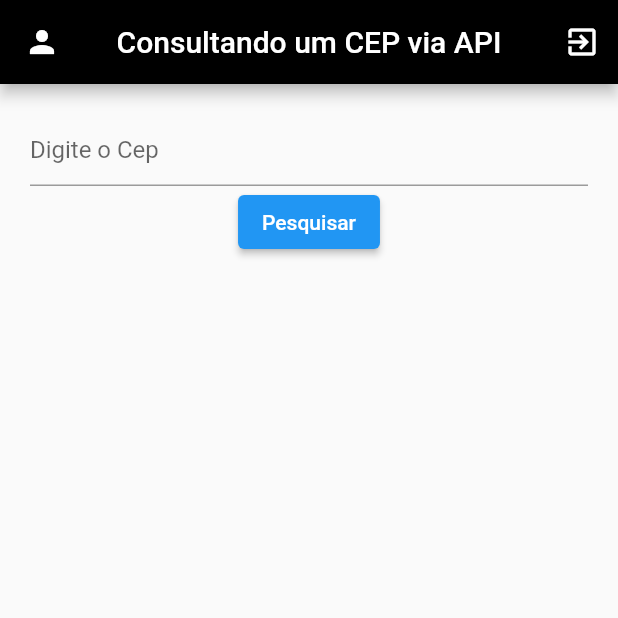
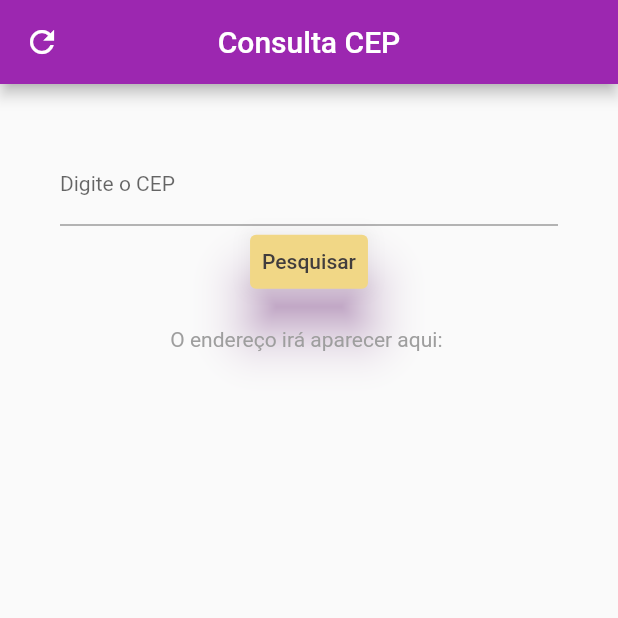
Before and after one commit to LarissaCarlos/simple-cep-search, a Flutter app: the screen it shows after launch, on a phone screen of 412 x 824 dp, the top half of it. Run offline on Flutter 3.47's test engine with Material 2 defaults, Android fonts, the phone set to English and light mode, and no system bars; our stand-ins replace brasil_fields, dio.

```diff
--- a/lib/pages/home_page.dart
+++ b/lib/pages/home_page.dart
@@ -39,45 +39,54 @@ class _HomePageState extends State<HomePage> {
   Widget build(BuildContext context) {
     return Scaffold(
       appBar: AppBar(
-        title: const Text('Consultando um CEP via API'),
-        backgroundColor: Colors.black,
+        title: const Text('Consulta CEP'),
+        backgroundColor: Colors.purple,
         centerTitle: true,
-        leading: const Icon(Icons.person),
-        actions: [
-          IconButton(
-            onPressed: () {
-              Navigator.push(
-                context,
-                MaterialPageRoute(builder: (context) => const SecondPage()),
-              );
-            },
-            icon: const Icon(Icons.exit_to_app),
-          ),
-        ],
+        leading: const Icon(Icons.refresh),
       ),
       // single child é para dar scroll na tela
-      body: SingleChildScrollView(
+      body: Center(
         child: Padding(
           // padding é para dar espaço
-          padding: const EdgeInsets.all(20),
+          padding: const EdgeInsets.all(40),
           // column colocar componentes em coluna
           child: Column(
             children: [
               // textField digitar valores - inserir
               TextFormField(
+                keyboardType: TextInputType.number,
                 controller: cepEC,
-                decoration: InputDecoration(hintText: 'Digite o Cep'),
+                decoration: const InputDecoration(labelText: 'Digite o CEP'),
+                style: const TextStyle(fontSize: 14),
                 inputFormatters: [
                   FilteringTextInputFormatter.digitsOnly,
                   CepInputFormatter(),
                 ],
               ),
-              ElevatedButton(
-                child: Text("Pesquisar"),
+              TextButton(
+                style: TextButton.styleFrom(
+                  backgroundColor: Color.fromARGB(255, 241, 215, 134),
+                  elevation: 15,
+                  shadowColor: Colors.purple,
+                ),
+                child: const Text(
+                  "Pesquisar",
+                  style: TextStyle(
+                    color: Color.fromARGB(255, 65, 61, 61),
+                  ),
+                ),
                 onPressed: () {
                   searchCep(
                       cepEC.text.replaceFirst('.', '').replaceFirst('-', ''));
                 },
+              ),
+
+              SizedBox(
+                height: 20,
+              ),
+              Text(
+                "O endereço irá aparecer aqui: ",
+                style: TextStyle(color: Colors.grey),
               ),
 
               Visibility(
@@ -85,14 +94,18 @@ class _HomePageState extends State<HomePage> {
                   child: Center(
                     child: Column(
                       children: [
-                        Text(
-                          cepData?.localidade ?? 'não encontrado',
-                          style: TextStyle(),
+                        SizedBox(
+                          height: 20,
                         ),
-                        Text(cepData?.cep ?? 'não encontrado'),
-                        Text(cepData?.complemento ?? 'não encontrado'),
-                        Text(cepData?.uf ?? 'não encontrado'),
-                        Text(cepData?.ddd ?? 'não encontrado')
+                        Text(cepData?.cep ?? 'não encontrado',
+                            style: TextStyle(
+                                fontSize: 16, fontWeight: FontWeight.bold)),
+                        Text(cepData?.localidade ?? 'não encontrado',
+                            style: TextStyle(
+                                fontSize: 16, fontWeight: FontWeight.bold)),
+                        Text(cepData?.uf ?? 'não encontrado',
+                            style: TextStyle(
+                                fontSize: 16, fontWeight: FontWeight.bold)),
                       ],
                     ),
                   ))
@@ -103,3 +116,5 @@ class _HomePageState extends State<HomePage> {
     );
   }
 }
+
+BlueBox() {}
```
